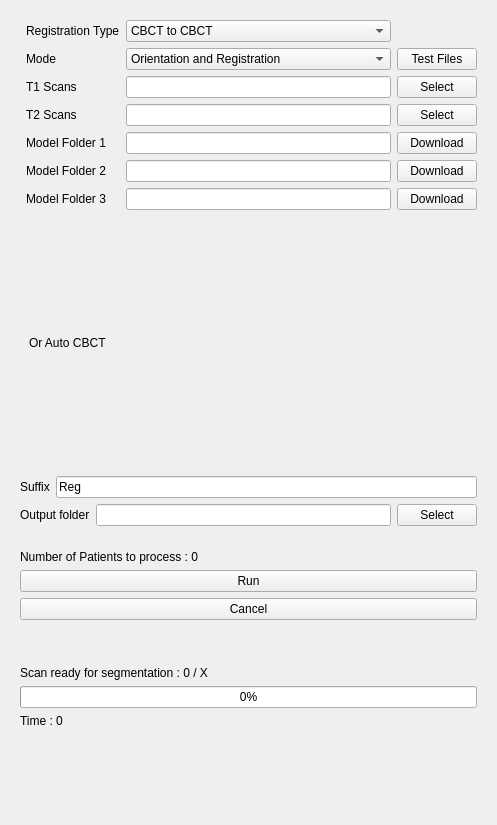
The window that AREG/Resources/UI/AREG.ui (lucanchling/AREG) describes before a commit, drawn with Qt 5.
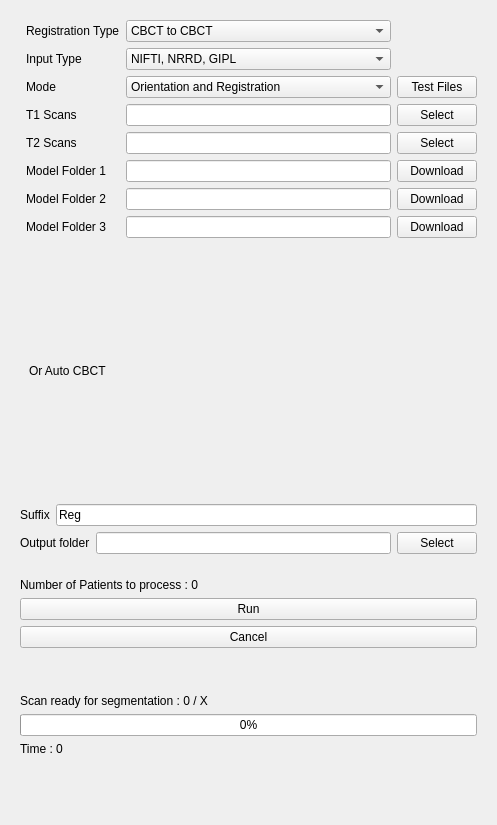
The same window after the commit. Custom widgets are drawn as their Qt base class.

Commit message: ENH: DCM as Input

Patch:
```diff
--- a/AREG/Resources/UI/AREG.ui
+++ b/AREG/Resources/UI/AREG.ui
@@ -30,6 +30,13 @@
               </property>
              </widget>
             </item>
+            <item>
+             <widget class="QLabel" name="label_CBCTInputType">
+              <property name="text">
+               <string>Input Type</string>
+              </property>
+             </widget>
+            </item>
             <item>
              <widget class="QLabel" name="label_5">
               <property name="text">
@@ -98,6 +105,20 @@
               </item>
              </widget>
             </item>
+            <item>
+             <widget class="QComboBox" name="CbCBCTInputType">
+              <item>
+               <property name="text">
+                <string>NIFTI, NRRD, GIPL</string>
+               </property>
+              </item>
+              <item>
+               <property name="text">
+                <string>DICOM</string>
+               </property>
+              </item>
+             </widget>
+            </item>
             <item>
              <widget class="QComboBox" name="CbModeType">
               <property name="currentText">
@@ -146,6 +167,13 @@
               </property>
              </widget>
             </item>
+            <item>
+             <widget class="QLabel" name="label_CBCTInputType_2">
+              <property name="text">
+               <string/>
+              </property>
+             </widget>
+            </item>
             <item>
              <widget class="QPushButton" name="ButtonTestFiles">
               <property name="text">
```
The commit also changes 7 other files.
